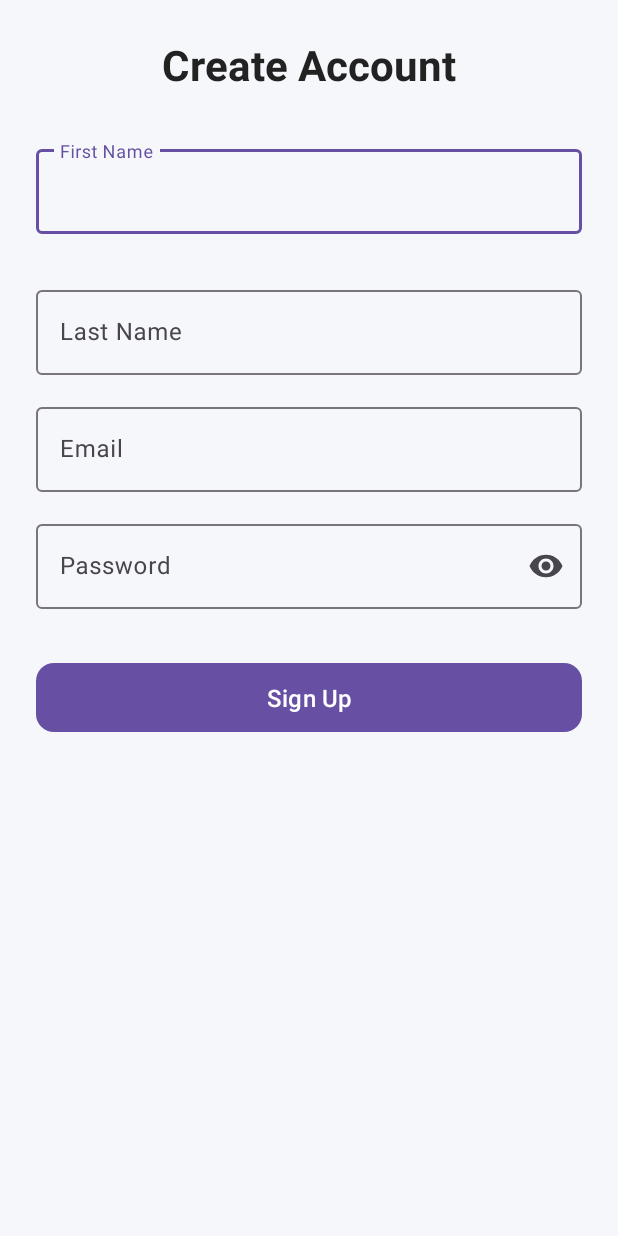
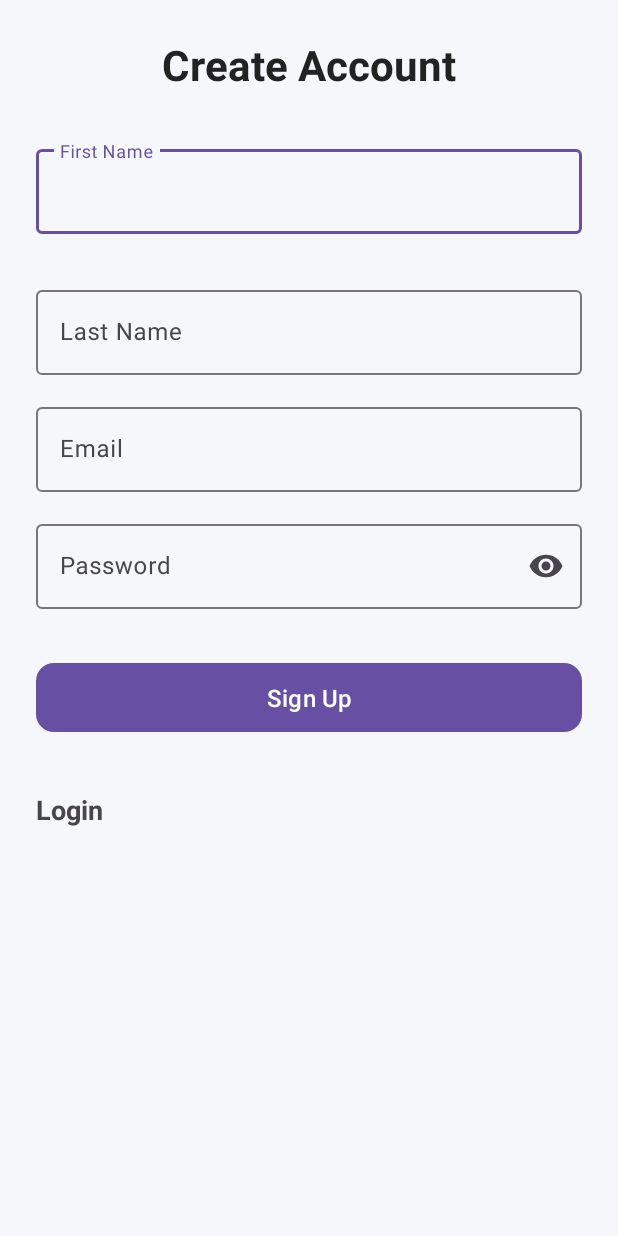
Before and after one commit to tejasshah2k19/Gnr25AndroidJava, an Android app: the SignupActivity screen opened directly, with no data from a screen before it, on a phone screen of 412 x 824 dp. Run offline under Robolectric (Android 15) with nearby library versions, the phone set to English and light mode, and no system bars.

Commit message:
login api

```diff
--- a/app/build.gradle.kts
+++ b/app/build.gradle.kts
@@ -50,6 +50,5 @@ dependencies {
 
     implementation("com.squareup.retrofit2:retrofit:2.11.0")
     implementation("com.squareup.retrofit2:converter-gson:2.11.0")
-    implementation("com.squareup.okhttp3:logging-interceptor:4.12.0")
 
 }
--- a/app/src/main/java/com/royal/SignupActivity.java
+++ b/app/src/main/java/com/royal/SignupActivity.java
@@ -1,9 +1,12 @@
 package com.royal;
 
+import android.content.Intent;
 import android.os.Bundle;
 import android.text.TextUtils;
 import android.util.Log;
 import android.util.Patterns;
+import android.view.View;
+import android.widget.TextView;
 import android.widget.Toast;
 
 import androidx.activity.EdgeToEdge;
@@ -31,6 +34,8 @@ public class SignupActivity extends AppCompatActivity {
     TextInputEditText etFirstName, etEmail, etPassword,etLastName;
     MaterialButton btnSignup;
 
+    TextView tvLoginLink;
+
     @Override
     protected void onCreate(Bundle savedInstanceState) {
         super.onCreate(savedInstanceState);
@@ -48,7 +53,17 @@ public class SignupActivity extends AppCompatActivity {
 
         btnSignup = findViewById(R.id.btnSignup);
 
+        tvLoginLink = findViewById(R.id.tvSignupLoginLink);
+
         btnSignup.setOnClickListener(v -> validateAndSignup());
+
+        tvLoginLink.setOnClickListener(new View.OnClickListener() {
+            @Override
+            public void onClick(View view) {
+                Intent intent = new Intent(getApplicationContext(),LoginActivity.class);
+                startActivity(intent);
+            }
+        });
     }
 
     private void validateAndSignup() {
@@ -121,5 +136,9 @@ public class SignupActivity extends AppCompatActivity {
         Toast.makeText(this,
                 "Signup successful!\n" + firstName + " | " + email,
                 Toast.LENGTH_LONG).show();
+
+        Intent intent = new Intent(getApplicationContext(),LoginActivity.class);
+        startActivity(intent);
+
     }
 }
--- a/app/src/main/java/com/royal/api/SessionService.java
+++ b/app/src/main/java/com/royal/api/SessionService.java
@@ -1,5 +1,6 @@
 package com.royal.api;
 
+import com.royal.model.LoginResponseModel;
 import com.royal.model.UserModel;
 
 import retrofit2.Call;
@@ -13,6 +14,8 @@ public interface SessionService {
     Call<UserModel> signup(@Body UserModel userModel);
 
     //login
+    @POST("api/auth/login")
+    Call<LoginResponseModel> login(@Body UserModel userModel);
 
     //forgetpassword
 
--- a/app/src/main/res/layout/activity_signup.xml
+++ b/app/src/main/res/layout/activity_signup.xml
@@ -110,4 +110,17 @@
         app:layout_constraintEnd_toEndOf="parent"
         android:layout_marginTop="32dp"/>
 
+
+        <TextView
+            android:layout_width="wrap_content"
+            android:layout_height="wrap_content"
+            android:id="@+id/tvSignupLoginLink"
+                android:text="Login"
+            android:textStyle="bold"
+            app:layout_constraintTop_toBottomOf="@id/btnSignup"
+            android:layout_marginTop="35dp"
+            app:layout_constraintStart_toStartOf="parent"
+            android:textSize="8pt"
+            />
+
 </androidx.constraintlayout.widget.ConstraintLayout>
```
Also changed, not shown: app/src/main/java/com/royal/LoginActivity.java (+44 -0 lines), app/src/main/java/com/royal/model/LoginResponseModel.java (added, +33 -0 lines).
